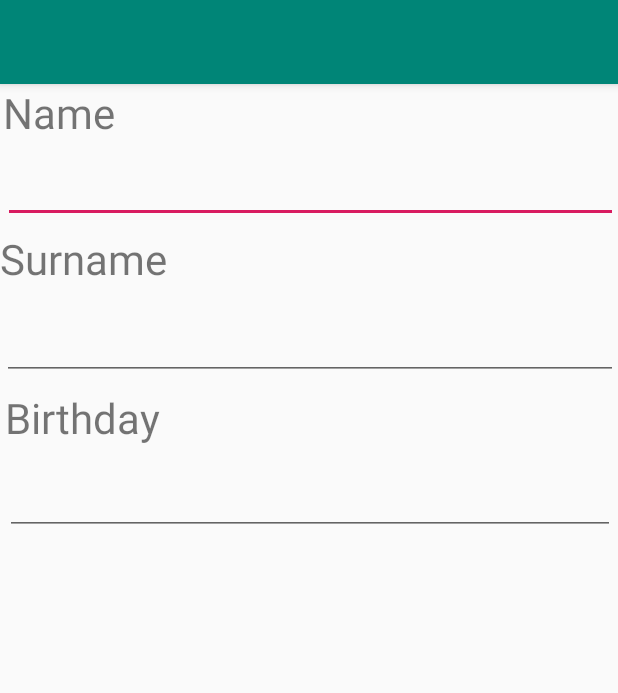
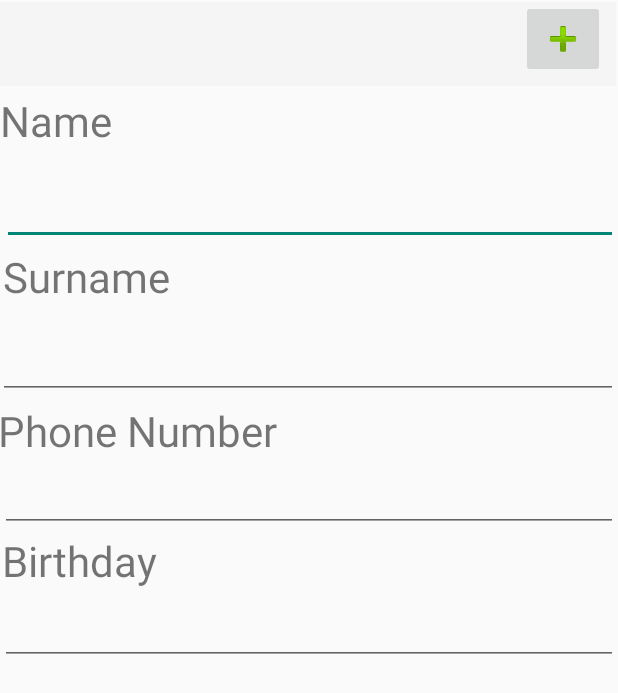
Before and after one commit to ivansc11/android-contactos, an Android app: the screen it shows after launch (CreateContactActivity), after a tap on an icon or button, on a phone screen of 412 x 824 dp. Shown: the top 693 px of the screen. Run offline under Robolectric (Android 15) with nearby library versions, the phone set to English and light mode, and no system bars.

Commit message:
can now save contacts to db

```diff
--- a/app/build.gradle
+++ b/app/build.gradle
@@ -28,5 +28,4 @@ dependencies {
     androidTestImplementation 'androidx.test.espresso:espresso-core:3.1.1'
     implementation 'androidx.recyclerview:recyclerview:1.0.0'
     implementation 'com.google.android.material:material:1.0.0'
-
 }
--- a/app/src/main/AndroidManifest.xml
+++ b/app/src/main/AndroidManifest.xml
@@ -3,21 +3,22 @@
     package="com.example.agenda">
 
     <application
+
+
         android:allowBackup="true"
         android:icon="@mipmap/ic_launcher"
         android:label="@string/app_name"
         android:roundIcon="@mipmap/ic_launcher_round"
         android:supportsRtl="true"
-        android:theme="@style/AppTheme">
-        <activity android:name=".CreateContactActivity"></activity>
+        android:theme="@style/Theme.AppCompat.Light.NoActionBar">
         <activity android:name=".MainActivity">
             <intent-filter>
                 <action android:name="android.intent.action.MAIN" />
-
                 <category android:name="android.intent.category.LAUNCHER" />
             </intent-filter>
         </activity>
-        <activity android:name=".AddContactActivity"></activity>
+        <activity android:name=".CreateContactActivity"></activity>
+
     </application>
 
 </manifest>
--- a/app/src/main/java/com/example/agenda/Contact.java
+++ b/app/src/main/java/com/example/agenda/Contact.java
@@ -2,9 +2,10 @@ package com.example.agenda;
 
 import android.content.ContentValues;
 
+import java.io.Serializable;
 import java.sql.Date;
 
-public class Contact {
+public class Contact implements Serializable {
 
     private String name;
     private String surname;
--- a/app/src/main/java/com/example/agenda/CreateContactActivity.java
+++ b/app/src/main/java/com/example/agenda/CreateContactActivity.java
@@ -3,19 +3,27 @@ package com.example.agenda;
 import androidx.appcompat.app.AppCompatActivity;
 
 import android.app.DatePickerDialog;
+import android.content.Intent;
 import android.os.Bundle;
+import android.util.Log;
 import android.view.View;
 import android.widget.DatePicker;
 import android.widget.EditText;
 
 public class CreateContactActivity extends AppCompatActivity {
 
-
+    EditText name;
+    EditText surname;
+    EditText phoneNumber;
     EditText etPlannedDate;
     @Override
     protected void onCreate(Bundle savedInstanceState) {
         super.onCreate(savedInstanceState);
         setContentView(R.layout.activity_create_contact);
+
+        name = (EditText)findViewById(R.id.etName);
+        surname = (EditText)findViewById(R.id.etSurname);
+        phoneNumber = (EditText) findViewById(R.id.etPhonenumber);
 
         etPlannedDate = (EditText) findViewById(R.id.etPlannedDate);
         etPlannedDate.setOnClickListener(new View.OnClickListener(){
@@ -28,6 +36,9 @@ public class CreateContactActivity extends AppCompatActivity {
                 }
             }
         });
+
+
+
     }
 
     private void showDatePickerDialog() {
@@ -42,4 +53,18 @@ public class CreateContactActivity extends AppCompatActivity {
 
         newFragment.show(getSupportFragmentManager(), "datePicker");
     }
+
+
+    //Agregar contacto a la base de datos
+    public void saveContact(View v) {
+
+        Intent intent = new Intent(this, MainActivity.class);
+        Contact c = new Contact(name.getText().toString(),surname.getText().toString(),phoneNumber.getText().toString(), etPlannedDate.getText().toString());
+
+
+        intent.putExtra("newContact", c);
+
+        startActivity(intent);
+
+    }
 }
--- a/app/src/main/java/com/example/agenda/DBManager.java
+++ b/app/src/main/java/com/example/agenda/DBManager.java
@@ -9,9 +9,10 @@ import android.util.Log;
 
 import androidx.annotation.Nullable;
 
+import java.io.Serializable;
 
 
-public class DBManager extends SQLiteOpenHelper {
+public class DBManager extends SQLiteOpenHelper implements Serializable {
 
     public static final int DATABASE_VERSION = 1;
     public static final String DATABASE_NAME = "Contacts.db";
--- a/app/src/main/java/com/example/agenda/MainActivity.java
+++ b/app/src/main/java/com/example/agenda/MainActivity.java
@@ -7,16 +7,16 @@ import android.content.Intent;
 import android.database.sqlite.SQLiteDatabase;
 import android.os.Bundle;
 import android.util.Log;
-import android.view.LayoutInflater;
+
 import android.view.View;
-import android.view.ViewGroup;
-import android.widget.TextView;
 
-import com.example.agenda.R;
+
+
 import androidx.recyclerview.widget.LinearLayoutManager;
 import androidx.recyclerview.widget.RecyclerView;
 
-import java.lang.reflect.Array;
+
+import java.io.Serializable;
 import java.util.ArrayList;
 
 public class MainActivity extends Activity {
@@ -29,6 +29,7 @@ public class MainActivity extends Activity {
     ArrayList<String> testArray = new ArrayList<>();
     ArrayList<String> testArrayNumbers = new ArrayList<>();;
 
+    DBManager manager;
 
 
 
@@ -36,7 +37,6 @@ public class MainActivity extends Activity {
     protected void onCreate(Bundle savedInstanceState) {
 
 
-        Log.d("Creation","Initialize app");
 
         super.onCreate(savedInstanceState);
         setContentView(R.layout.activity_main);
@@ -50,7 +50,7 @@ public class MainActivity extends Activity {
         layoutManager = new LinearLayoutManager(this);
         recyclerView.setLayoutManager(layoutManager);
 
-        DBManager manager = new DBManager(this);
+        manager = new DBManager(this);
         SQLiteDatabase db = manager.getReadableDatabase();
 
         // specify an adapter (see also next example)
@@ -58,10 +58,24 @@ public class MainActivity extends Activity {
         recyclerView.setAdapter(mAdapter);
 
 
+        saveContactToDatabase();
+
     }
+
+
+    public void saveContactToDatabase(){
+        Contact c = (Contact)getIntent().getSerializableExtra("newContact");
+        if(c != null){
+            manager.saveContact(c);
+            Log.d("asd",c.getName());
+        }
+
+    }
+
 
     public void addContact(View view){
         Intent intent = new Intent(this, CreateContactActivity.class);
+
         startActivity(intent);
 
     }
--- a/app/src/main/res/layout/activity_create_contact.xml
+++ b/app/src/main/res/layout/activity_create_contact.xml
@@ -7,53 +7,92 @@ android:layout_height="match_parent"
 tools:context=".CreateContactActivity">
 
 
+
     <TextView
         android:id="@+id/textView"
         android:layout_width="match_parent"
         android:layout_height="wrap_content"
         android:layout_alignParentStart="true"
         android:layout_alignParentTop="true"
-        android:layout_marginStart="2dp"
-        android:layout_marginTop="0dp"
+        android:layout_alignParentEnd="true"
+        android:layout_marginStart="0dp"
+        android:layout_marginTop="61dp"
+        android:layout_marginEnd="1dp"
         android:text="Name"
         android:textSize="28sp" />
 
     <EditText
-        android:id="@+id/editText"
+        android:id="@+id/etName"
         android:layout_width="match_parent"
         android:layout_height="wrap_content"
         android:layout_below="@+id/textView"
         android:layout_alignParentStart="true"
+        android:layout_marginStart="1dp"
+        android:layout_marginTop="5dp"
+        android:ems="10"
+        android:inputType="textPersonName"
+        android:textSize="28sp" />
+
+
+    <TextView
+        android:id="@+id/textView2"
+        android:layout_width="match_parent"
+        android:layout_height="wrap_content"
+        android:layout_below="@+id/etName"
+        android:layout_alignParentStart="true"
+        android:layout_alignParentEnd="true"
         android:layout_marginStart="2dp"
-        android:layout_marginTop="-4dp"
+        android:layout_marginTop="2dp"
+        android:layout_marginEnd="1dp"
+        android:text="Surname"
+        android:textSize="28sp" />
+
+    <EditText
+        android:id="@+id/etSurname"
+        android:layout_width="match_parent"
+        android:layout_height="wrap_content"
+        android:layout_below="@+id/textView2"
+        android:layout_alignParentStart="true"
+        android:layout_marginStart="-1dp"
+        android:layout_marginTop="4dp"
         android:ems="10"
         android:inputType="textPersonName"
         android:textSize="28sp" />
 
     <TextView
-        android:id="@+id/textView2"
+        android:id="@+id/textView4"
         android:layout_width="match_parent"
         android:layout_height="wrap_content"
+        android:layout_below="@+id/etSurname"
         android:layout_alignParentStart="true"
-        android:layout_alignParentTop="true"
         android:layout_alignParentEnd="true"
-        android:layout_centerHorizontal="true"
-        android:layout_marginStart="0dp"
-        android:layout_marginTop="97dp"
-        android:layout_marginEnd="3dp"
-        android:text="Surname"
+        android:layout_marginStart="-1dp"
+        android:layout_marginTop="2dp"
+        android:layout_marginEnd="4dp"
+        android:text="Phone Number"
         android:textSize="28sp" />
 
     <EditText
-        android:id="@+id/editText3"
+        android:id="@+id/etPhonenumber"
         android:layout_width="match_parent"
         android:layout_height="wrap_content"
-        android:layout_below="@+id/textView2"
-        android:layout_alignParentStart="true"
-        android:layout_marginStart="1dp"
+        android:layout_below="@+id/textView4"
         android:layout_marginTop="3dp"
         android:ems="10"
-        android:inputType="textPersonName"
+        android:inputType="phone" />
+
+
+    <TextView
+        android:id="@+id/textView3"
+        android:layout_width="match_parent"
+        android:layout_height="wrap_content"
+        android:layout_below="@+id/etPhonenumber"
+        android:layout_alignParentStart="true"
+        android:layout_alignParentEnd="true"
+        android:layout_marginStart="1dp"
+        android:layout_marginTop="0dp"
+        android:layout_marginEnd="2dp"
+        android:text="Birthday"
         android:textSize="28sp" />
 
     <EditText
@@ -61,28 +100,39 @@ tools:context=".CreateContactActivity">
         android:layout_width="match_parent"
         android:layout_height="wrap_content"
         android:layout_below="@+id/textView3"
-        android:layout_alignParentStart="true"
         android:layout_alignParentEnd="true"
-        android:layout_centerHorizontal="true"
-        android:layout_marginStart="3dp"
-        android:layout_marginTop="14dp"
-        android:layout_marginEnd="2dp"
+        android:layout_marginTop="5dp"
+        android:layout_marginEnd="0dp"
         android:clickable="true"
         android:focusable="false"
         android:inputType="date"
         android:maxLines="1" />
 
-    <TextView
-        android:id="@+id/textView3"
+    <androidx.appcompat.widget.Toolbar
+        android:id="@+id/toolbar2"
         android:layout_width="match_parent"
         android:layout_height="wrap_content"
-        android:layout_below="@+id/editText3"
         android:layout_alignParentStart="true"
+        android:layout_alignParentTop="true"
         android:layout_alignParentEnd="true"
-        android:layout_marginStart="3dp"
-        android:layout_marginTop="6dp"
-        android:layout_marginEnd="0dp"
-        android:text="Birthday"
-        android:textSize="28sp" />
+        android:layout_marginStart="-1dp"
+        android:layout_marginTop="1dp"
+        android:layout_marginEnd="1dp"
+        android:background="?attr/colorPrimary"
+        android:minHeight="?attr/actionBarSize"
+        android:theme="?attr/actionBarTheme" />
+
+    <ImageButton
+        android:id="@+id/imageButton2"
+        android:layout_width="wrap_content"
+        android:layout_height="wrap_content"
+        android:layout_alignEnd="@+id/toolbar2"
+        android:layout_marginEnd="7dp"
+        android:onClick="saveContact"
+        android:visibility="visible"
+        app:srcCompat="@android:drawable/ic_input_add" />
+
+
+
 
 </RelativeLayout>
```
Also changed, not shown: 1 other file.
